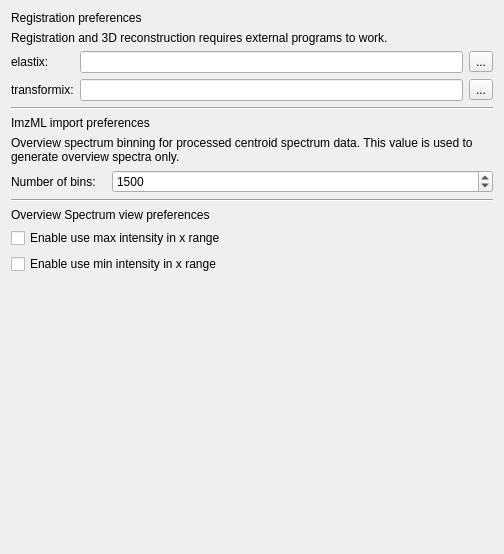
Old version of the form Plugins/org.mitk.gui.qt.m2.common/src/internal/m2PreferencePage.ui in the repository m2aia/m2aia.
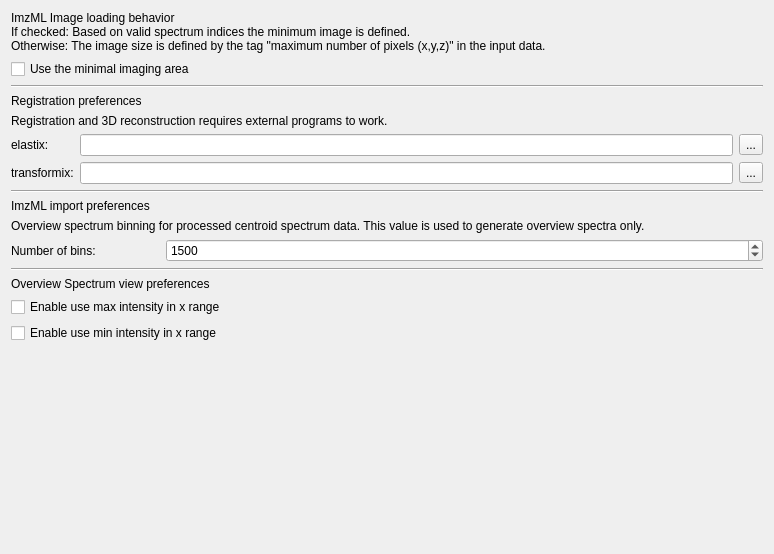
New version of the form.

Commit message: add opt-in setting to preference page #46

```diff
--- a/Plugins/org.mitk.gui.qt.m2.common/src/internal/m2PreferencePage.ui
+++ b/Plugins/org.mitk.gui.qt.m2.common/src/internal/m2PreferencePage.ui
@@ -6,7 +6,7 @@
    <rect>
     <x>0</x>
     <y>0</y>
-    <width>504</width>
+    <width>774</width>
     <height>554</height>
    </rect>
   </property>
@@ -14,6 +14,32 @@
    <string>External Programs</string>
   </property>
   <layout class="QVBoxLayout" name="verticalLayout">
+   <item>
+    <widget class="QLabel" name="label_6">
+     <property name="text">
+      <string>ImzML Image loading behavior
+If checked: Based on valid spectrum indices the minimum image is defined.
+Otherwise: The image size is defined by the tag &quot;maximum number of pixels (x,y,z)&quot; in the input data.</string>
+     </property>
+     <property name="wordWrap">
+      <bool>true</bool>
+     </property>
+    </widget>
+   </item>
+   <item>
+    <widget class="QCheckBox" name="minimalImagingArea">
+     <property name="text">
+      <string>Use the minimal imaging area</string>
+     </property>
+    </widget>
+   </item>
+   <item>
+    <widget class="Line" name="line_3">
+     <property name="orientation">
+      <enum>Qt::Horizontal</enum>
+     </property>
+    </widget>
+   </item>
    <item>
     <widget class="QLabel" name="label_5">
      <property name="text">
```
The commit also changes 2 other files.
